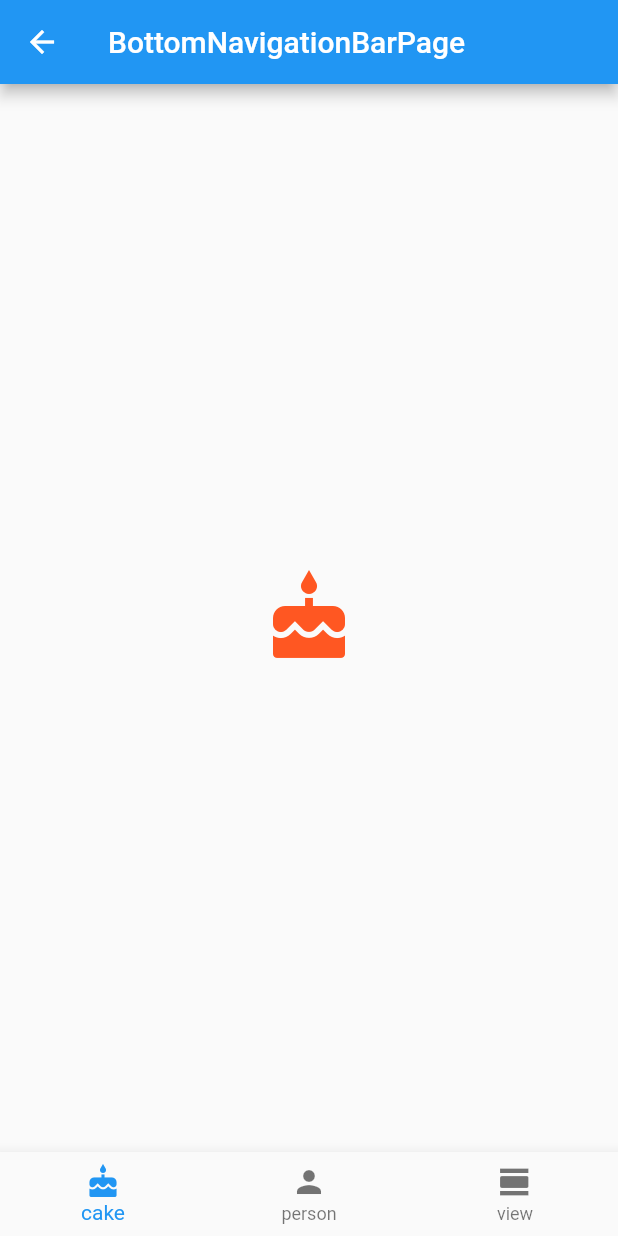
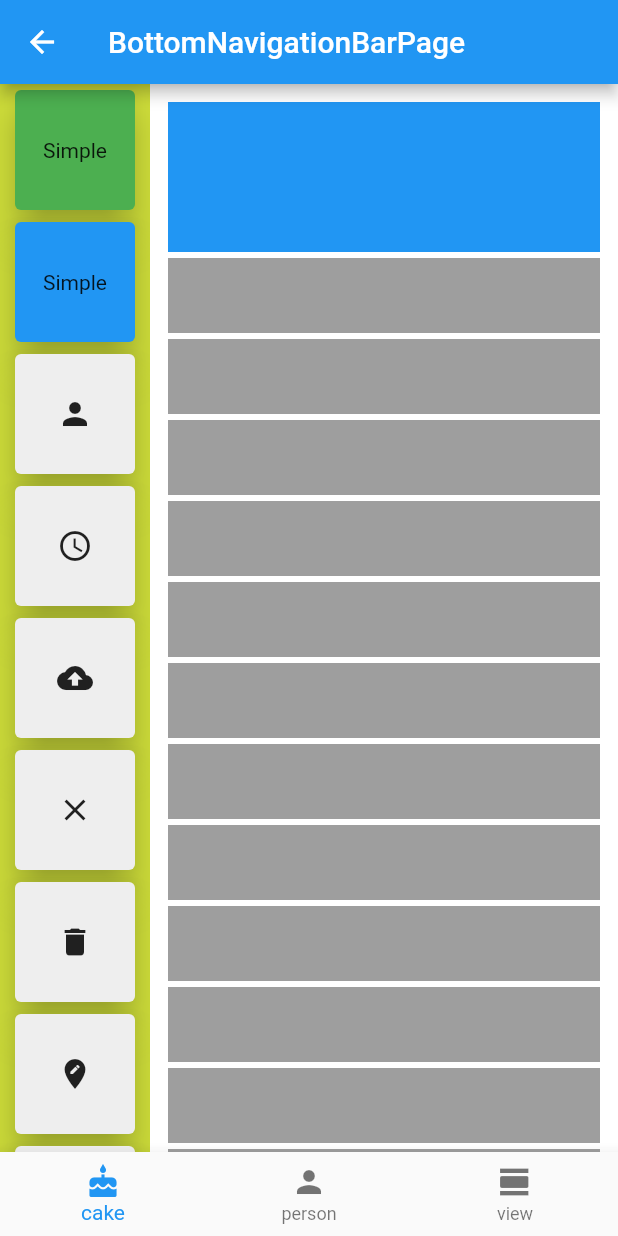
Before and after one commit to drmilde/flutter_app1, a Flutter app: the screen it shows after launch, in the side drawer, after a tap on "BottomNavigationBarPage", on a phone screen of 412 x 824 dp. Run offline on Flutter 3.47's test engine with Material 2 defaults, Android fonts, the phone set to English and light mode, and no system bars; our stand-ins replace contacts_service, permission_handler; generated files the repository leaves out were written again.

Commit message:
Banggood Kategorienseite nachgebaut

```diff
--- a/lib/pages/BottomNavigationBarPage.dart
+++ b/lib/pages/BottomNavigationBarPage.dart
@@ -1,4 +1,6 @@
 import 'package:flutter/material.dart';
+
+import 'GridViewPage.dart';
 
 class BottomNavigationBarPage extends StatefulWidget {
   @override
@@ -12,12 +14,7 @@ class _BottomNavigationBarPageState extends State<BottomNavigationBarPage> {
   @override
   Widget build(BuildContext context) {
     final _kTabPages = <Widget>[
-      Center(
-          child: Icon(
-        Icons.cake,
-        size: 64,
-        color: Colors.deepOrange,
-      )),
+      GridViewPage().createState().pageBody(),
       Center(
           child: Icon(
         Icons.person,
@@ -47,19 +44,18 @@ class _BottomNavigationBarPageState extends State<BottomNavigationBarPage> {
       ),
     ];
 
-
     // sollte gleich sein, sont knallt es :)
     assert(_kBottomNavBarItems.length == _kTabPages.length);
 
-    final bottomNavBar = BottomNavigationBar (
+    final bottomNavBar = BottomNavigationBar(
       items: _kBottomNavBarItems,
       currentIndex: _currentTabIndex,
       type: BottomNavigationBarType.fixed,
       onTap: (int index) {
-         setState(() {
-           _currentTabIndex = index;
-         });
-    },
+        setState(() {
+          _currentTabIndex = index;
+        });
+      },
     );
 
     return Scaffold(
--- /dev/null
+++ b/lib/pages/GridViewPage.dart
@@ -0,0 +1,220 @@
+import 'package:flutter/material.dart';
+
+class GridViewPage extends StatefulWidget {
+  @override
+  _GridViewPageState createState() => _GridViewPageState();
+}
+
+class _GridViewPageState extends State<GridViewPage> {
+  final clickTiles = <Widget>[
+    simpleCardRow(Colors.green, 80.0, 80.0, Text("Simple")),
+    simpleCardRow(Colors.blue, 80.0, 80.0, Text("Simple")),
+    simpleCardRow(Colors.grey.shade200, 80.0, 80.0, Icon(Icons.person)),
+    simpleCardRow(Colors.grey.shade200, 80.0, 80.0, Icon(Icons.access_time)),
+    simpleCardRow(Colors.grey.shade200, 80.0, 80.0, Icon(Icons.backup)),
+    simpleCardRow(Colors.grey.shade200, 80.0, 80.0, Icon(Icons.clear)),
+    simpleCardRow(Colors.grey.shade200, 80.0, 80.0, Icon(Icons.delete)),
+    simpleCardRow(Colors.grey.shade200, 80.0, 80.0, Icon(Icons.edit_location)),
+    simpleCardRow(
+        Colors.grey.shade200, 80.0, 80.0, Icon(Icons.favorite_border)),
+    simpleCardRow(Colors.grey.shade200, 80.0, 80.0, Icon(Icons.favorite))
+  ];
+
+  @override
+  Widget build(BuildContext context) {
+    print(clickTiles.length);
+    return Scaffold(
+        appBar: AppBar(
+          title: Text("GridViewPage"),
+        ),
+        body: pageBody());
+  }
+
+  Row pageBody() {
+    return Row(
+      children: <Widget>[
+        Container(
+          color: Colors.lime,
+          width: 100,
+          child: ListView.builder(
+              itemCount: clickTiles.length,
+              itemBuilder: (context, index) {
+                return clickTiles[index];
+              }),
+        ),
+        Expanded(
+          child: SingleChildScrollView(
+            child: Container(
+                color: Colors.white,
+                padding: EdgeInsets.all(10),
+                child: Column(
+                  children: <Widget>[
+                    Padding(
+                      padding: EdgeInsets.all(2),
+                      child: Container(
+                        height: 100,
+                        color: Colors.blue,
+                      ),
+                    ),
+                    smallPart(),
+                    smallPart(),
+                    smallPart(),
+                    smallPart(),
+                    smallPart(),
+                    smallPart(),
+                    smallPart(),
+                    smallPart(),
+                    smallPart(),
+                    smallPart(),
+                    smallPart(),
+                    smallPart(),
+                    smallPart(),
+                    smallPart(),
+                    smallPart(),
+                    smallPart(),
+                    smallPart(),
+                  ],
+                )),
+          ),
+        )
+        //createSecondaryList(),
+      ],
+    );
+  }
+
+  Padding smallPart() {
+    return Padding(
+      padding: EdgeInsets.all(2),
+      child: Container(
+        height: 50,
+        color: Colors.grey,
+      ),
+    );
+  }
+
+  Expanded createSecondaryList() {
+    return Expanded(
+      child: Container(
+        color: Colors.green,
+        width: 100,
+        child: ListView(
+          children: <Widget>[
+            Container(
+              height: 100,
+              color: Colors.amber,
+            ),
+            Container(
+              height: 500,
+              child: ListView(
+                shrinkWrap: true,
+                children: <Widget>[
+                  Padding(
+                    padding: EdgeInsets.all(10),
+                    child: Container(
+                      height: 50,
+                      color: Colors.green.shade100,
+                    ),
+                  ),
+                  Padding(
+                    padding: EdgeInsets.all(10),
+                    child: Container(
+                      height: 50,
+                      color: Colors.green.shade100,
+                    ),
+                  ),
+                  Padding(
+                    padding: EdgeInsets.all(10),
+                    child: Container(
+                      height: 50,
+                      color: Colors.green.shade100,
+                    ),
+                  ),
+                  Padding(
+                    padding: EdgeInsets.all(10),
+                    child: Container(
+                      height: 50,
+                      color: Colors.green.shade100,
+                    ),
+                  ),
+                  Padding(
+                    padding: EdgeInsets.all(10),
+                    child: Container(
+                      height: 50,
+                      color: Colors.green.shade100,
+                    ),
+                  ),
+                  Padding(
+                    padding: EdgeInsets.all(10),
+                    child: Container(
+                      height: 50,
+                      color: Colors.green.shade100,
+                    ),
+                  ),
+                  Container(
+                    height: 50,
+                    color: Colors.grey.shade100,
+                  ),
+                  Container(
+                    height: 50,
+                    color: Colors.blue.shade100,
+                  ),
+                  Container(
+                    height: 120,
+                    color: Colors.red.shade100,
+                  ),
+                  Container(
+                    height: 120,
+                    color: Colors.grey.shade100,
+                  ),
+                  Container(
+                    height: 20,
+                    color: Colors.grey.shade100,
+                  ),
+                ],
+              ),
+            )
+            //contentPageListViewBuilder(),
+          ],
+        ),
+      ),
+    );
+  }
+
+  ListView contentPageListViewBuilder() {
+    return ListView.builder(
+      itemCount: 100,
+      itemBuilder: (context, index) {
+        return (Text(index.toString()));
+      },
+    );
+  }
+
+  static Row simpleCardRow(color, width, height, content) {
+    return Row(
+      mainAxisAlignment: MainAxisAlignment.center,
+      children: <Widget>[
+        Card(
+          color: color,
+          // The elevation determines shade.
+          elevation: 10.0,
+          child: InkWell(
+            splashColor: Colors.blue.shade100,
+            onTap: () {},
+            child: Container(
+              constraints: BoxConstraints.expand(width: width, height: height),
+              child: Center(
+                child: Row(
+                  mainAxisAlignment: MainAxisAlignment.center,
+                  crossAxisAlignment: CrossAxisAlignment.center,
+                  children: <Widget>[
+                    content,
+                  ],
+                ),
+              ),
+            ),
+          ),
+        ),
+      ],
+    );
+  }
+}
--- a/lib/widgets/CustomDrawer.dart
+++ b/lib/widgets/CustomDrawer.dart
@@ -4,6 +4,7 @@ import 'package:flutter_app1/pages/BirthayListPage.dart';
 import 'package:flutter_app1/pages/BirthdayHeaderPage.dart';
 import 'package:flutter_app1/pages/BottomNavigationBarPage.dart';
 import 'package:flutter_app1/pages/ContactListPage.dart';
+import 'package:flutter_app1/pages/GridViewPage.dart';
 import 'package:flutter_app1/pages/InputPage.dart';
 import 'package:flutter_app1/pages/ListCardPage.dart';
 import 'package:flutter_app1/pages/SliverListPage.dart';
@@ -104,6 +105,14 @@ class _CustomDrawerState extends State<CustomDrawer> {
               },
             ),
             ListTile(
+              title: Text("GridViewPage"),
+              onTap: () {
+                // open contacts page
+                Navigator.push(context,
+                    MaterialPageRoute(builder: (context) => GridViewPage()));
+              },
+            ),
+            ListTile(
               title: Text("Schliessen"),
               onTap: () {
                 Navigator.pop(context);
```
Also changed, not shown: lib/pages/ListCardPage.dart (+7 -3 lines).
